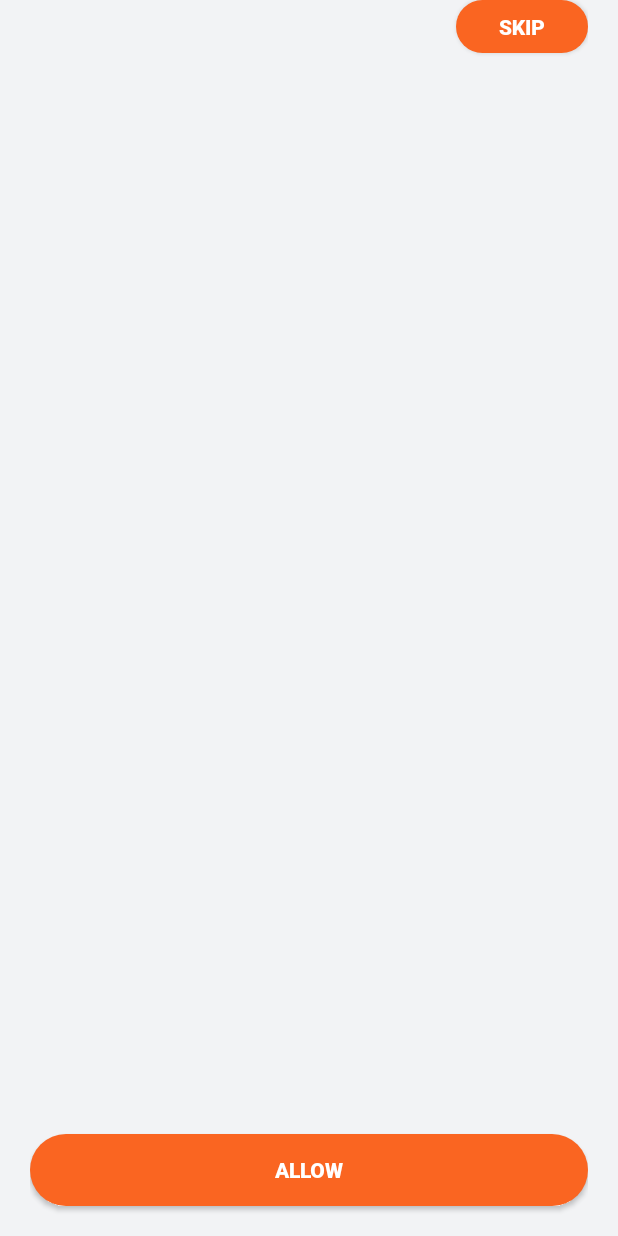
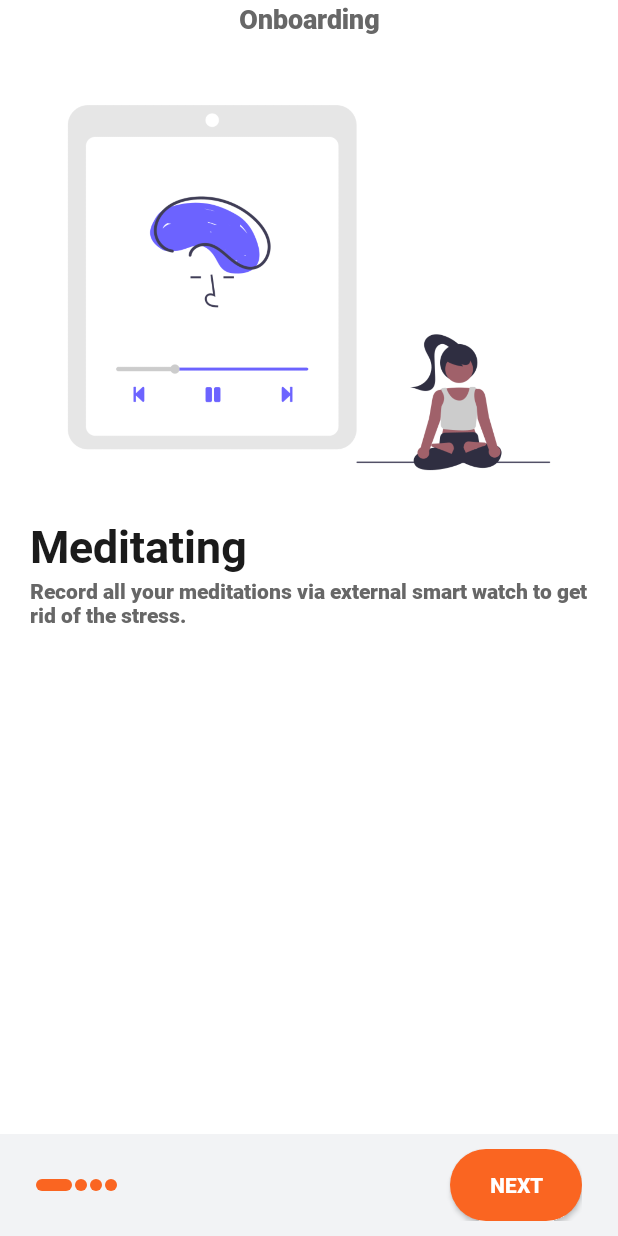
Before and after one commit to suljevicsemir/hechim-android, an Android app: the screen it shows after launch (MainActivity), on a phone screen of 412 x 824 dp. Run offline under Robolectric (Android 15) with nearby library versions, the phone set to English and light mode, and no system bars; our stand-ins replace Dagger/Hilt's generated code, data binding; libraries missing offline, so code that uses them is left out: com.auth0.android, com.google.firebase.dynamiclinks, com.vmadalin.easypermissions; 4 statements that could not run were skipped.

Commit message:
prepared deep link for code

```diff
--- a/Hechim/app/src/main/java/com/hechim/MainActivity.kt
+++ b/Hechim/app/src/main/java/com/hechim/MainActivity.kt
@@ -17,10 +17,16 @@ import androidx.annotation.RequiresApi
 import androidx.core.app.NotificationCompat
 import androidx.core.app.NotificationManagerCompat
 import androidx.core.view.ViewCompat
+import androidx.navigation.findNavController
+import androidx.navigation.fragment.NavHostFragment
+import com.google.firebase.dynamiclinks.FirebaseDynamicLinks
 import com.hechim.databinding.ActivityMainBinding
 import com.hechim.di.SecureSharedPref
 import com.hechim.models.local.AppLocale
 import com.hechim.services.TestForeground
+import com.hechim.utils.Extensions.animatedNavigate
+import com.hechim.view.OnBoardingFragmentDirections
+import com.hechim.view.RegisterFragmentDirections
 import dagger.hilt.android.AndroidEntryPoint
 import java.util.*
 import javax.inject.Inject
@@ -41,9 +47,7 @@ class MainActivity : AppCompatActivity() {
         val language: String = lang ?: AppLocale.English.locale
         val locale = Locale(language)
         Locale.setDefault(locale)
-        return if (Build.VERSION.SDK_INT > Build.VERSION_CODES.N) {
-            updateResourcesLocale(context, locale)
-        } else updateResourcesLocaleLegacy(context, locale)
+        return updateResourcesLocale(context, locale)
     }
 
     private fun updateResourcesLocale(context: Context, locale: Locale): Context? {
@@ -52,29 +56,72 @@ class MainActivity : AppCompatActivity() {
         return context.createConfigurationContext(configuration)
     }
 
-    private fun updateResourcesLocaleLegacy(context: Context, locale: Locale): Context {
-        val resources = context.resources
-        val configuration = resources.configuration
-        configuration.locale = locale
-        resources.updateConfiguration(configuration, resources.displayMetrics)
-        return context
-    }
-
     private lateinit var binding: ActivityMainBinding
     override fun onCreate(savedInstanceState: Bundle?) {
         super.onCreate(savedInstanceState)
 
+
+
         setContentView(R.layout.activity_main)
+        binding = ActivityMainBinding.inflate(layoutInflater)
 
         supportActionBar?.hide();
 
         createNotification()
 
+        val navHostFragment = supportFragmentManager.findFragmentById(R.id.fragmentContainerView) as NavHostFragment
+
+
+
+        FirebaseDynamicLinks.getInstance().getDynamicLink(intent).addOnSuccessListener {
+            if(it != null) {
+                val uri = it.link
+                if(uri != null) {
+
+                    val s = uri.getQueryParameter("curPage")
+                    val code = uri.getQueryParameter("code")!!.toInt()
+                    val email = uri.getQueryParameter("email")!!.toString()
+                    navHostFragment.navController.animatedNavigate(
+                        OnBoardingFragmentDirections.actionOnBoardingFragmentToCodeFragment(
+                            code = code,
+                            email = email
+                        )
+                    )
+                }
+            }
+        }
+
 
     }
 
 
-
+//    override fun onNewIntent(intent: Intent?) {
+//        super.onNewIntent(intent)
+//        if(intent != null) {
+//            println("on new intent is not null")
+//            val uri = intent.data
+//            if(uri != null) {
+//                println("uri is not null")
+//                val code = uri.getQueryParameter("code")!!.toInt()
+//                val email = uri.getQueryParameter("email")!!.toString()
+//                val navHostFragment = supportFragmentManager.findFragmentById(R.id.fragmentContainerView) as NavHostFragment
+//                navHostFragment.navController.animatedNavigate(
+//                    OnBoardingFragmentDirections.actionOnBoardingFragmentToCodeFragment(
+//                        code = code,
+//                        email = email
+//                    )
+//                )
+//
+//
+//            }
+//            else {
+//                println("uri is null")
+//            }
+//        }
+//        else {
+//            println("on new intent is null")
+//        }
+//    }
 
     private fun stopServiceMy(intent: Intent) {
         stopService(intent)
--- a/Hechim/app/src/main/res/navigation/main_navigation.xml
+++ b/Hechim/app/src/main/res/navigation/main_navigation.xml
@@ -3,7 +3,7 @@
     xmlns:app="http://schemas.android.com/apk/res-auto"
     xmlns:tools="http://schemas.android.com/tools"
     android:id="@+id/main_navigation"
-    app:startDestination="@id/permissionsFragment">
+    app:startDestination="@id/onBoardingFragment">
 
     <fragment
         android:id="@+id/loginFragment"
@@ -24,6 +24,9 @@
         <action
             android:id="@+id/action_registerFragment_to_loginFragment"
             app:destination="@id/loginFragment" />
+        <action
+            android:id="@+id/action_registerFragment_to_codeFragment"
+            app:destination="@id/codeFragment" />
     </fragment>
     <fragment
         android:id="@+id/onBoardingFragment"
@@ -33,6 +36,9 @@
         <action
             android:id="@+id/action_onBoardingFragment_to_languageSelectionFragment"
             app:destination="@id/languageSelectionFragment" />
+        <action
+            android:id="@+id/action_onBoardingFragment_to_codeFragment"
+            app:destination="@id/codeFragment" />
     </fragment>
     <fragment
         android:id="@+id/languageSelectionFragment"
@@ -48,4 +54,19 @@
         android:name="com.hechim.view.PermissionsFragment"
         android:label="fragment_permissions"
         tools:layout="@layout/fragment_permissions" />
+    <fragment
+        android:id="@+id/codeFragment"
+        android:name="com.hechim.CodeFragment"
+        android:label="fragment_code"
+        tools:layout="@layout/fragment_code">
+        <argument
+            android:name="code"
+            app:argType="integer"
+            android:defaultValue="0" />
+        <argument
+            android:name="email"
+            app:argType="string"
+            app:nullable="true"
+            android:defaultValue="@null" />
+    </fragment>
 </navigation>
--- a/Hechim/app/src/main/res/values/strings.xml
+++ b/Hechim/app/src/main/res/values/strings.xml
@@ -52,4 +52,7 @@
     <string name="permissions_button_allow">Allow</string>
     <string name="permission_dialog_title">Grant access to %1$s permission</string>
     <string name="permission_dialog_open_settings">Open settings</string>
+    <string name="register_code_title">Register code</string>
+    <string name="register_code_subtitle">Enter the code you\'ve received or click the link in your email.</string>
+    <string name="register_code_hint">Your code</string>
 </resources>
```
Also changed, not shown: Hechim/app/build.gradle (+7 -4 lines), Hechim/app/src/main/AndroidManifest.xml (+9 -0 lines), Hechim/app/src/main/java/com/hechim/CodeFragment.kt (added, +44 -0 lines), Hechim/app/src/main/res/layout/fragment_code.xml (added, +51 -0 lines), 1 other file.
